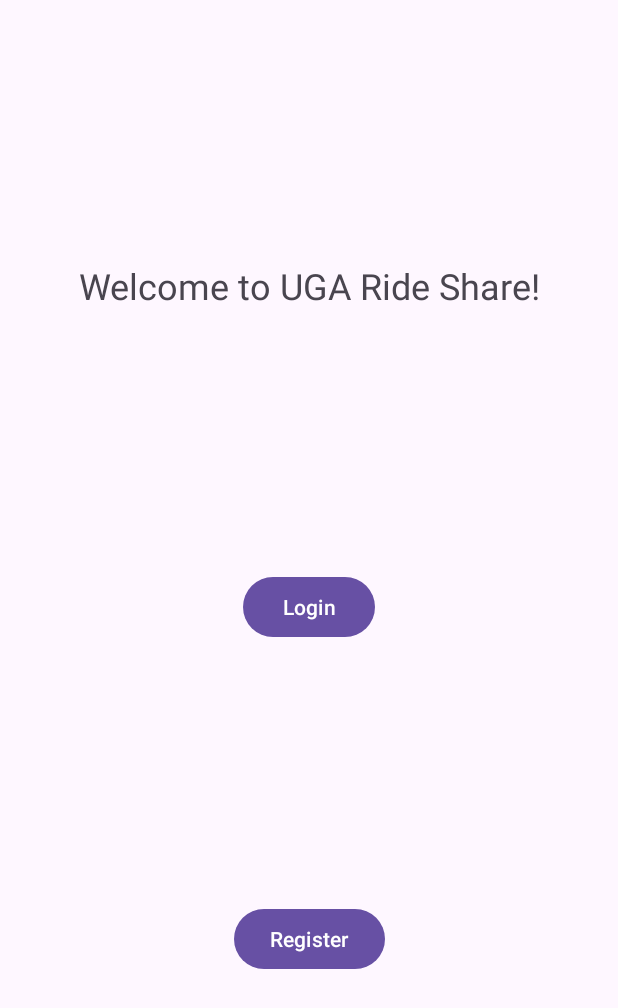
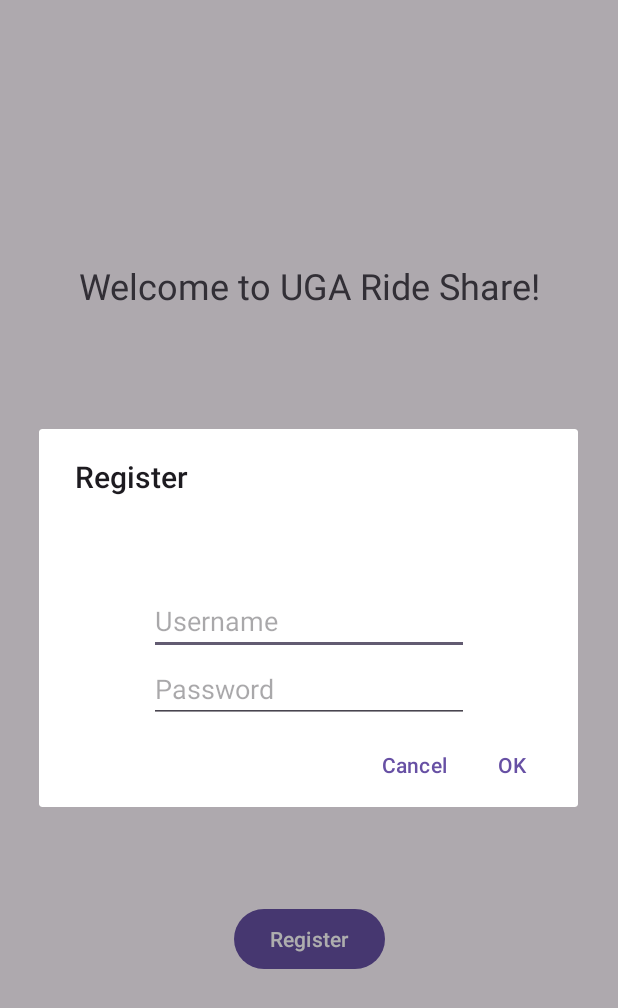
Before and after one commit to ljahn-git/UGARideShare, an Android app: the screen it shows after launch (MainActivity), after a tap on "Register", on a phone screen of 412 x 824 dp. Shown: the top 1008 px of the screen. Run offline under Robolectric (Android 15) with nearby library versions, the phone set to English and light mode, and no system bars; 1 statement that could not run was skipped.

Commit message:
Added registration UI

```diff
--- a/app/src/main/java/edu/uga/cs/ugarideshare/LoginRegisterFragment.java
+++ b/app/src/main/java/edu/uga/cs/ugarideshare/LoginRegisterFragment.java
@@ -1,5 +1,6 @@
 package edu.uga.cs.ugarideshare;
 
+import android.content.Intent;
 import android.os.Bundle;
 
 import androidx.annotation.NonNull;
@@ -15,7 +16,7 @@ import android.widget.Button;
  * Use the {@link LoginRegisterFragment#newInstance} factory method to
  * create an instance of this fragment.
  */
-public class LoginRegisterFragment extends Fragment implements LoginDialogFragment.LoginDialogListener{
+public class LoginRegisterFragment extends Fragment implements LoginDialogFragment.DialogListener{
 
     // TODO: Rename parameter arguments, choose names that match
     // the fragment initialization parameters, e.g. ARG_ITEM_NUMBER
@@ -88,7 +89,9 @@ public class LoginRegisterFragment extends Fragment implements LoginDialogFragme
             @Override
             public void onClick(View v) {
                 //TODO: Add register functionality
-
+                RegisterDialogFragment newFragment = new RegisterDialogFragment();
+                newFragment.setHostFragment(LoginRegisterFragment.this);
+                newFragment.show(getParentFragmentManager(), null);
             }
         });
     }
@@ -96,5 +99,13 @@ public class LoginRegisterFragment extends Fragment implements LoginDialogFragme
     @Override
     public void login(String username, String password) {
         //TODO: Implement database/page navigation features here
+
+        Intent intent = new Intent(getContext(), HomeActivity.class);
+        getContext().startActivity(intent); //uhoh
+    }
+
+    @Override
+    public void register(String username, String password) {
+        //TODO: Implement database/page navigation features here
     }
 }
--- a/app/src/main/java/edu/uga/cs/ugarideshare/MainActivity.java
+++ b/app/src/main/java/edu/uga/cs/ugarideshare/MainActivity.java
@@ -2,13 +2,19 @@ package edu.uga.cs.ugarideshare;
 
 import android.os.Bundle;
 
+import androidx.appcompat.app.ActionBarDrawerToggle;
 import androidx.appcompat.app.AppCompatActivity;
+import androidx.appcompat.widget.Toolbar;
 import androidx.core.graphics.Insets;
 import androidx.core.view.ViewCompat;
 import androidx.core.view.WindowCompat;
 import androidx.core.view.WindowInsetsCompat;
+import androidx.drawerlayout.widget.DrawerLayout;
+
+import com.google.android.material.navigation.NavigationView;
 
 public class MainActivity extends AppCompatActivity {
+
 
     @Override
     protected void onCreate(Bundle savedInstanceState) {
--- /dev/null
+++ b/app/src/main/java/edu/uga/cs/ugarideshare/RegisterDialogFragment.java
@@ -0,0 +1,102 @@
+package edu.uga.cs.ugarideshare;
+
+import android.app.Dialog;
+import android.content.Context;
+import android.content.DialogInterface;
+import android.os.Bundle;
+
+import androidx.annotation.NonNull;
+import androidx.appcompat.app.AlertDialog;
+import androidx.fragment.app.DialogFragment;
+import androidx.fragment.app.Fragment;
+
+import android.view.LayoutInflater;
+import android.view.View;
+import android.view.ViewGroup;
+import android.widget.EditText;
+
+
+public class RegisterDialogFragment extends DialogFragment {
+
+    // TODO: Rename parameter arguments, choose names that match
+    // the fragment initialization parameters, e.g. ARG_ITEM_NUMBER
+    private static final String ARG_PARAM1 = "param1";
+    private static final String ARG_PARAM2 = "param2";
+
+    // TODO: Rename and change types of parameters
+
+    private EditText usernameField;
+    private EditText passwordField;
+
+    private LoginRegisterFragment hostFragment;
+
+//    public interface LoginDialogListener {
+//        void login(String username, String password);
+//    }
+
+    /**
+     * Use this factory method to create a new instance of
+     * this fragment using the provided parameters.
+     *
+     * @return A new instance of fragment LoginDialogFragment.
+     */
+//    public static LoginDialogFragment newInstance(String param1, String param2) {
+//        LoginDialogFragment fragment = new LoginDialogFragment();
+//        Bundle args = new Bundle();
+//        args.putString(ARG_PARAM1, param1);
+//        args.putString(ARG_PARAM2, param2);
+//        fragment.setArguments(args);
+//        return fragment;
+//    }
+
+//    @Override
+//    public void onCreate(Bundle savedInstanceState) {
+//        super.onCreate(savedInstanceState);
+//        if (getArguments() != null) {
+//            mParam1 = getArguments().getString(ARG_PARAM1);
+//            mParam2 = getArguments().getString(ARG_PARAM2);
+//        }
+//    }
+
+    @NonNull
+    @Override
+    public Dialog onCreateDialog(Bundle savedInstanceState) {
+        LayoutInflater inflater = (LayoutInflater) getActivity().getSystemService(Context.LAYOUT_INFLATER_SERVICE);
+        final View layout = inflater.inflate(R.layout.fragment_register_dialog, getActivity().findViewById(R.id.root));
+        usernameField = layout.findViewById(R.id.usernameField);
+        passwordField = layout.findViewById(R.id.passwordField);
+
+        AlertDialog.Builder builder = new AlertDialog.Builder(getActivity());
+        builder.setView(layout);
+
+        builder.setTitle("Register");
+        builder.setNegativeButton(android.R.string.cancel, (dialog, whichButton) -> {
+            dialog.dismiss();
+        });
+        builder.setPositiveButton(android.R.string.ok, new ButtonClickListener());
+
+        return builder.create();
+    }
+
+    private class ButtonClickListener implements DialogInterface.OnClickListener {
+        @Override
+        public void onClick(DialogInterface dialog, int which) {
+            String username = usernameField.getText().toString();
+            String password = passwordField.getText().toString();
+
+            hostFragment.register(username, password);
+            dismiss();
+        }
+    }
+
+    public void setHostFragment(LoginRegisterFragment hostFragment) {
+        this.hostFragment = hostFragment;
+    }
+
+//    @Override
+//    public View onCreateView(LayoutInflater inflater, ViewGroup container,
+//                             Bundle savedInstanceState) {
+//        // Inflate the layout for this fragment
+//        return inflater.inflate(R.layout.fragment_login_dialog, container, false);
+//    }
+}
--- /dev/null
+++ b/app/src/main/res/layout/fragment_register_dialog.xml
@@ -0,0 +1,38 @@
+<?xml version="1.0" encoding="utf-8"?>
+<androidx.constraintlayout.widget.ConstraintLayout xmlns:android="http://schemas.android.com/apk/res/android"
+    xmlns:app="http://schemas.android.com/apk/res-auto"
+    xmlns:tools="http://schemas.android.com/tools"
+    android:id="@+id/root"
+    android:layout_width="match_parent"
+    android:layout_height="match_parent"
+    tools:context=".RegisterDialogFragment">
+
+    <EditText
+        android:id="@+id/usernameField"
+        android:layout_width="wrap_content"
+        android:layout_height="wrap_content"
+        android:layout_marginTop="60dp"
+        android:ems="10"
+        android:hint="Username"
+        android:inputType="text"
+        app:layout_constraintBottom_toTopOf="@+id/passwordField"
+        app:layout_constraintEnd_toEndOf="parent"
+        app:layout_constraintHorizontal_bias="0.5"
+        app:layout_constraintTop_toTopOf="parent"
+        app:layout_constraintStart_toStartOf="parent"
+        />
+
+    <EditText
+        android:id="@+id/passwordField"
+        android:layout_width="wrap_content"
+        android:layout_height="wrap_content"
+        android:ems="10"
+        android:hint="Password"
+        android:inputType="textPassword"
+        app:layout_constraintBottom_toBottomOf="parent"
+        app:layout_constraintEnd_toEndOf="parent"
+        app:layout_constraintStart_toStartOf="parent"
+        app:layout_constraintTop_toBottomOf="@+id/usernameField"
+        app:layout_constraintHorizontal_bias="0.5"
+        />
+</androidx.constraintlayout.widget.ConstraintLayout>
--- a/app/src/main/res/values/strings.xml
+++ b/app/src/main/res/values/strings.xml
@@ -2,4 +2,6 @@
     <string name="app_name">UGA Ride Share</string>
     <!-- TODO: Remove or change this placeholder text -->
     <string name="hello_blank_fragment">Hello blank fragment</string>
+    <string name="drawer_open">Open navigation drawer</string>
+    <string name="drawer_close">Close navigation drawer</string>
 </resources>
```
Also changed, not shown: app/src/main/java/edu/uga/cs/ugarideshare/HomeActivity.java (+78 -0 lines), app/src/main/java/edu/uga/cs/ugarideshare/LoginDialogFragment.java (+3 -6 lines), app/src/main/res/layout/fragment_login_dialog.xml (+31 -7 lines).
